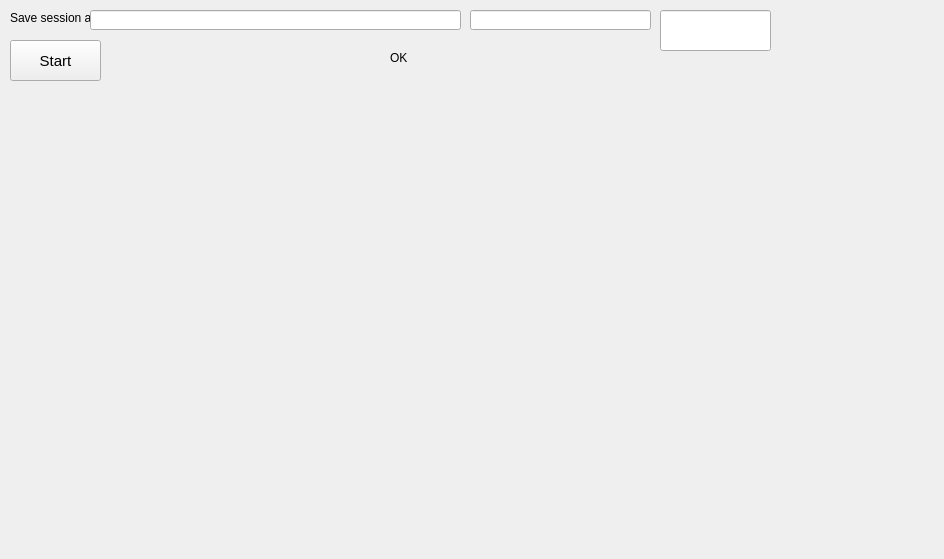
Before: the Qt Designer form src/mainwindow.ui in gimlidc/SonoGrabber, drawn with Qt 5.
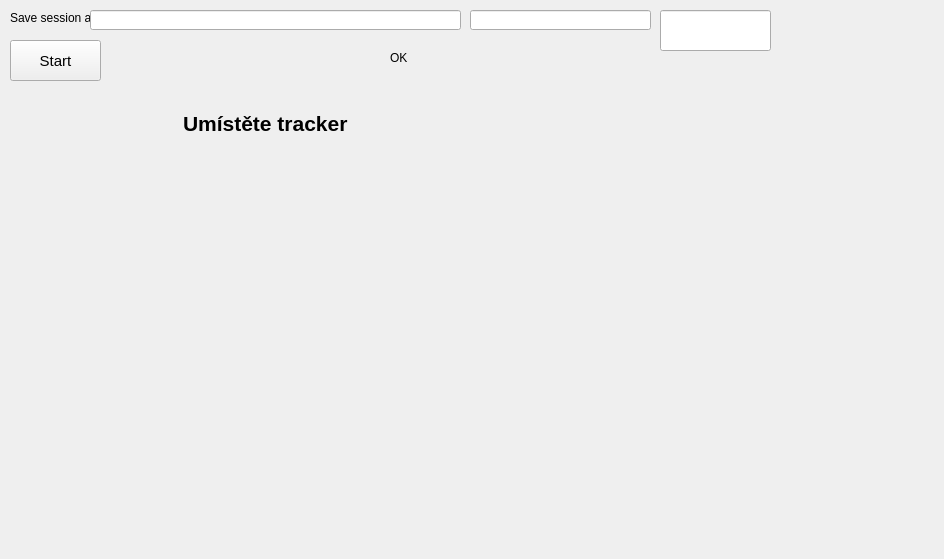
After: the same form once the commit is applied. Icons and pictures are not drawn.

Commit message: Display "set tracker" image

```diff
--- a/src/mainwindow.ui
+++ b/src/mainwindow.ui
@@ -67,10 +67,10 @@
    <widget class="QLabel" name="sonoImage">
     <property name="geometry">
      <rect>
-      <x>324</x>
+      <x>514</x>
       <y>134</y>
-      <width>431</width>
-      <height>341</height>
+      <width>241</width>
+      <height>291</height>
      </rect>
     </property>
     <property name="text">
@@ -130,18 +130,31 @@
      <bool>false</bool>
     </property>
    </widget>
-   <widget class="QLabel" name="diagram">
+   <widget class="QWidget" name="verticalLayoutWidget">
     <property name="geometry">
      <rect>
-      <x>40</x>
-      <y>140</y>
-      <width>241</width>
-      <height>311</height>
+      <x>20</x>
+      <y>100</y>
+      <width>491</width>
+      <height>431</height>
      </rect>
     </property>
-    <property name="pixmap">
-     <pixmap>images/drawing.png</pixmap>
-    </property>
+    <layout class="QVBoxLayout" name="startBox">
+     <item alignment="Qt::AlignHCenter|Qt::AlignTop">
+      <widget class="QLabel" name="labelStartTitle">
+       <property name="font">
+        <font>
+         <pointsize>16</pointsize>
+         <weight>75</weight>
+         <bold>true</bold>
+        </font>
+       </property>
+       <property name="text">
+        <string>Umístěte tracker</string>
+       </property>
+      </widget>
+     </item>
+    </layout>
    </widget>
   </widget>
  </widget>
```
The commit also changes 7 other files.
